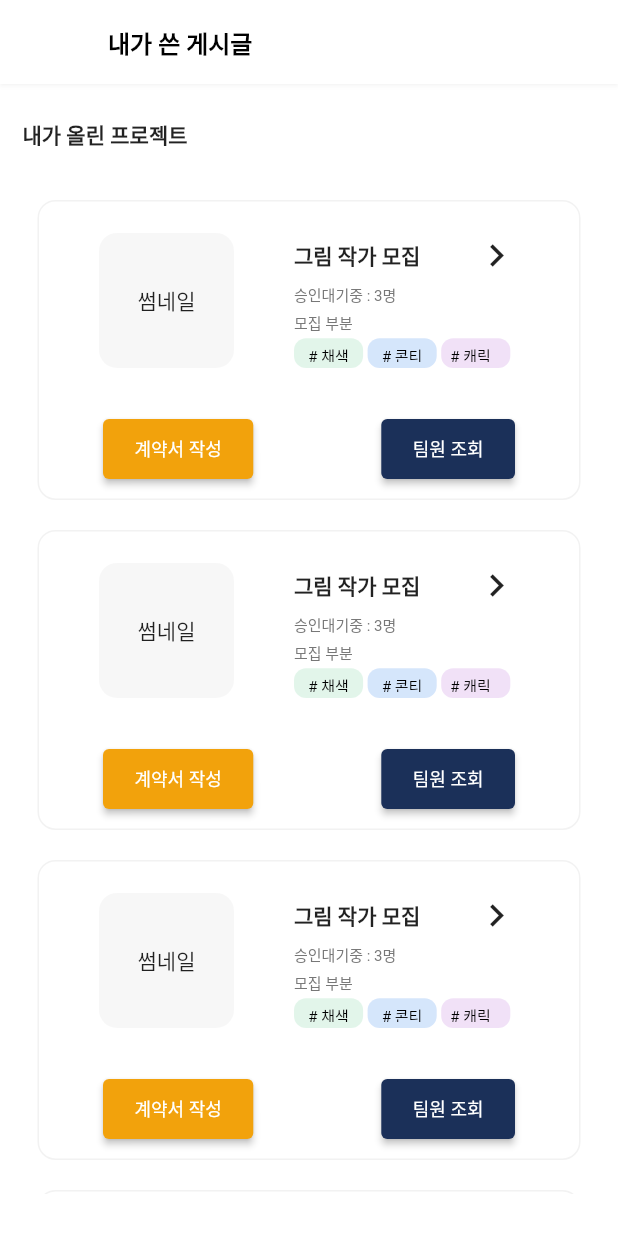
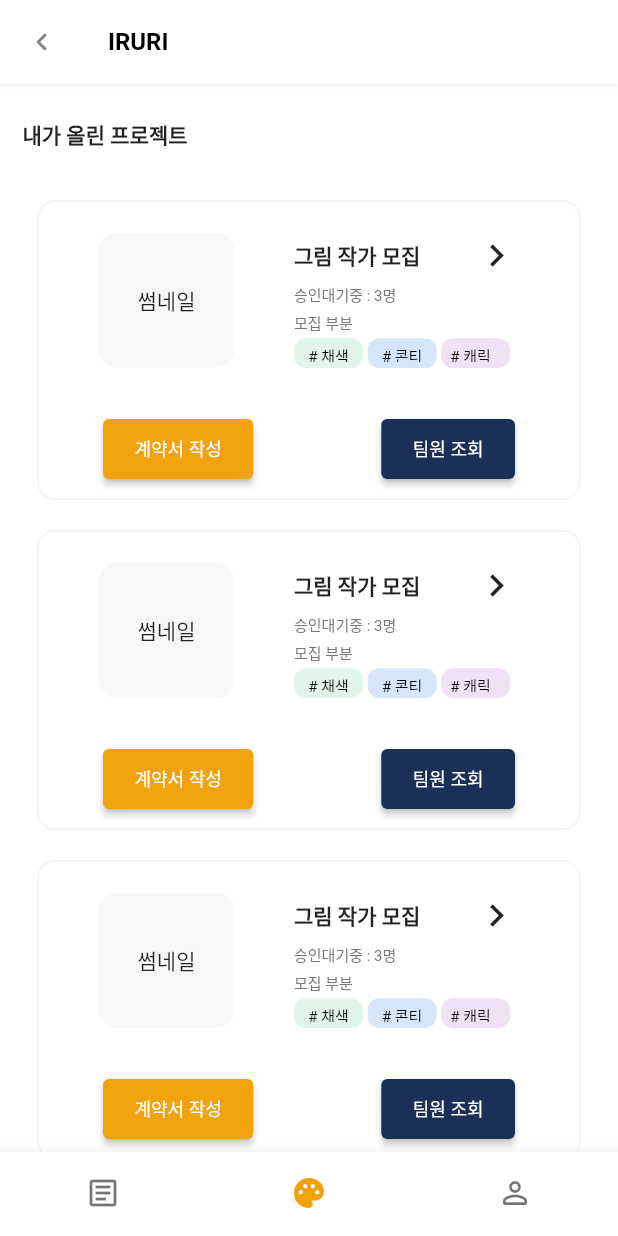
Before and after one commit to lRuRl/idea-concert, a Flutter app: the screen it shows after launch, item 2 of the bottom bar chosen, after a tap on the "chevron right" icon, on a phone screen of 412 x 824 dp. Run offline on Flutter 3.47's test engine with Material 2 defaults, Android fonts, the phone set to English and light mode, and no system bars; our stand-ins replace flutter_form_builder; network calls fail.

Commit message:
CustomRouter added. :arrow_right: using provider
custom routing is now available !

```diff
--- a/iruri/lib/main.dart
+++ b/iruri/lib/main.dart
@@ -1,9 +1,19 @@
 import 'package:flutter/material.dart';
+// provicer
+import 'package:iruri/provider.dart';
+import 'package:provider/provider.dart';
 // routes
 import 'package:iruri/routes.dart';
 
 void main() {
-  runApp(MyApp());
+  runApp(
+      // use provider !
+      MultiProvider(
+    providers: [
+      ChangeNotifierProvider(create: (context) => CustomRouter()),
+    ],
+    child: MyApp(),
+  ));
 }
 
 class MyApp extends StatelessWidget {
--- a/iruri/lib/pages/state/state_applylist.dart
+++ b/iruri/lib/pages/state/state_applylist.dart
@@ -25,7 +25,7 @@ class _ApplyListPageState extends State<ApplyListPage> {
   Widget build(BuildContext context) {
     return Scaffold(
         // APP BAR : Top of application
-        appBar: appBar(4),
+        //appBar: appBar(4),
         // body
         body: SingleChildScrollView(
             controller: scrollController,
--- a/iruri/lib/pages/state/state_myproject.dart
+++ b/iruri/lib/pages/state/state_myproject.dart
@@ -26,7 +26,8 @@ class _MyprojectPageState extends State<MyprojectPage> {
   Widget build(BuildContext context) {
     return Scaffold(
         // APP BAR : Top of application
-        appBar: appBar(3),
+        // appBar: appBar(3),
+
         // body
         body: SingleChildScrollView(
             controller: scrollController,
--- a/iruri/lib/pages/state/state_utils.dart
+++ b/iruri/lib/pages/state/state_utils.dart
@@ -1,7 +1,10 @@
 import 'package:flutter/material.dart';
 import 'package:iruri/components/component.dart';
+import 'package:iruri/provider.dart';
 import 'state_applylist.dart';
 import 'state_myproject.dart';
+// provider
+import 'package:provider/provider.dart';
 
 boxItem(int index, List<Container> items) {
   return Container(
@@ -160,6 +163,11 @@ Widget myList_vertical(List<Container> items) {
 }
 
 Widget applyProject(BuildContext context, List<Container> items) {
+
+  // provider
+  final routerReader = context.read<CustomRouter>();
+  final routerWatcher = context.watch<CustomRouter>();
+
   return Column(children: [
     Expanded(
         flex: 1,
@@ -169,11 +177,14 @@ Widget applyProject(BuildContext context, List<Container> items) {
             boldText("내가 지원한 프로젝트 "),
             IconButton(
               onPressed: () {
-                Navigator.push(
-                    context,
-                    MaterialPageRoute(
-                      builder: (BuildContext context) => ApplyListPage(),
-                    ));
+                // Navigator.push(
+                //     context,
+                //     MaterialPageRoute(
+                //       builder: (BuildContext context) => ApplyListPage(),
+                //     ));
+                // use Provider - updated 04.12.21 by seunghwanly
+                routerReader.navigateTo(
+                    routerWatcher.currentPage, '/state/applylist');
               },
               icon: Icon(Icons.chevron_right, size: 30),
             )
@@ -271,6 +282,11 @@ Widget listItemButton() {
 }
 
 Widget myProject(BuildContext context, List<Container> items) {
+
+  // provider
+  final routerReader = context.read<CustomRouter>();
+  final routerWatcher = context.watch<CustomRouter>();
+
   return Column(children: [
     Expanded(
         flex: 1,
@@ -279,13 +295,7 @@ Widget myProject(BuildContext context, List<Container> items) {
           children: [
             boldText("내가 올린 프로젝트 "),
             IconButton(
-              onPressed: () {
-                Navigator.push(
-                    context,
-                    MaterialPageRoute(
-                      builder: (BuildContext context) => MyprojectPage(),
-                    ));
-              },
+              onPressed: () => routerReader.navigateTo(routerWatcher.currentPage, '/state/myproject'),
               icon: Icon(Icons.chevron_right, size: 30),
             )
           ],
--- /dev/null
+++ b/iruri/lib/provider.dart
@@ -0,0 +1,22 @@
+import 'package:flutter/material.dart';
+
+class CustomRouter with ChangeNotifier {
+  int _tapIndex = 0;
+  String _currPage = '/';
+  String _prevPage = '/';
+
+  int get index => _tapIndex;
+  String get currentPage => _currPage;
+  String get prevPage => _prevPage;
+
+  void setIndex(int index) {
+    _tapIndex = index;
+    notifyListeners();
+  }
+
+  void navigateTo(String from, String dest) {
+    _prevPage = from;
+    _currPage = dest;
+    notifyListeners();
+  }
+}
--- a/iruri/lib/routes.dart
+++ b/iruri/lib/routes.dart
@@ -6,9 +6,12 @@ import 'package:iruri/components/typhography.dart';
 import 'package:iruri/pages/home/home.dart';
 import 'package:iruri/pages/personal/personal.dart';
 import 'package:iruri/pages/post_article.dart';
+import 'package:iruri/pages/state/state_applylist.dart';
+import 'package:iruri/pages/state/state_myproject.dart';
 import 'package:iruri/pages/state/state_projectlist.dart';
-import 'package:iruri/pages/state/state_myproject.dart';
-import 'package:iruri/pages/state/state_applylist.dart';
+// provider
+import 'package:iruri/provider.dart';
+import 'package:provider/provider.dart';
 
 // ignore: slash_for_doc_comments
 /**
@@ -24,15 +27,6 @@ class Routes extends StatefulWidget {
   _RoutesState createState() => _RoutesState();
 }
 
-// page route
-var page = [
-  {'name': '게시글', 'page': HomePage()},
-  {'name': '매칭현황', 'page': ProjectListPage()},
-  {'name': '내정보', 'page': PersonalPage()},
-  {'name': '내가 쓴 게시글', 'page': MyprojectPage()},
-  {'name': '지원한 게시글', 'page': ApplyListPage()},
-];
-
 class _RoutesState extends State<Routes> {
   // current page index
   var currentPageIndex;
@@ -43,31 +37,86 @@ class _RoutesState extends State<Routes> {
     currentPageIndex = 0;
   }
 
-  changePageIndex() {
-    setState(() {
-      currentPageIndex = 3;
-    });
-  }
+  var page = {
+    '/': HomePage(),
+    '/state': ProjectListPage(),
+    '/personal': PersonalPage(),
+    '/state/myproject': MyprojectPage(),
+    '/state/applylist': ApplyListPage()
+  };
 
   @override
   Widget build(BuildContext context) {
+
+    // provider
+    final routerWatcher = context.watch<CustomRouter>();
+
     return Scaffold(
         // APP BAR : Top of application
-        appBar: appBar(currentPageIndex),
+        appBar: appBar(context),
         // body
         body: GestureDetector(
             // used in keyboard dismiss and so on
             onTap: () => FocusScope.of(context).requestFocus(new FocusNode()),
             child: Container(
-              child: page[currentPageIndex]['page'],
+              // child: page[currentPageIndex]['page'],
+              // use Provier<CustomRouter>
+              child: page[routerWatcher.currentPage],
             )),
-        bottomNavigationBar: bottomNavigationBar());
+        bottomNavigationBar: bottomNavigationBar(context));
   }
+
+  /*
+   *  Flutter 에서 제공해주는 AppBar를 사용
+   *    탭 이동마다 맨 위 제목이 바뀌게 설정 - 2021.04.09
+   */
+  AppBar appBar(BuildContext context) {
+
+    // provider
+    final routerWatcher = context.watch<CustomRouter>();
+    final routerReader = context.read<CustomRouter>();
+
+    return AppBar(
+      // title: Text(page[currentPageIndex]['name'], style: appBarTitleTextStyle),
+      title: Text(
+        'IRURI',
+        style: appBarTitleTextStyle,
+      ),
+      backgroundColor: Colors.white,
+      shadowColor: themeLightGrayOpacity20,
+      elevation: 1.0, // less shadow
+      // '+' button : post new article
+      // 게시글 추가는 [홈]에서만 가능하게 하도록 삼항연산자로 구현
+      actions: <Widget>[
+        routerWatcher.index == 0
+            ? IconButton(
+                icon: Icon(Icons.add_circle_outline_rounded,
+                    color: themeGrayText),
+                // navigation to article form page
+                onPressed: () => Navigator.push(
+                    context, MaterialPageRoute(builder: (_) => PostArticle())),
+              )
+            : SizedBox() // SizedBox() 는 아무것도 없는 것을 의미합니다.
+      ],
+      // 2중으로 들어간 경우에는 뒤로가기 만들어주기
+      leading: routerWatcher.currentPage.split('/').length > 2
+            ? IconButton(
+              icon: Icon(Icons.keyboard_arrow_left_rounded, color: themeGrayText),
+              onPressed: () => routerReader.navigateTo(routerWatcher.currentPage, routerWatcher.prevPage),
+            )
+            : SizedBox(),
+    );
+  }
+
   /*
    *  Flutter 에서 제공해주는 BottomNavigationBar를 사용
    *  현재 각 label은 안보이게 설정하였음 - 2021.04.08
    */
-  BottomNavigationBar bottomNavigationBar() {
+  BottomNavigationBar bottomNavigationBar(BuildContext context) {
+    // provider
+    final routerReader = context.read<CustomRouter>();
+    final routerWatcher = context.watch<CustomRouter>();
+
     return BottomNavigationBar(
       backgroundColor: Colors.white,
       items: [
@@ -85,11 +134,27 @@ class _RoutesState extends State<Routes> {
             activeIcon: Icon(Icons.person),
             label: 'My')
       ],
+      // page index 변경
       onTap: (index) {
-        // page index 변경
-        setState(() {
-          currentPageIndex = index;
-        });
+        // set index
+        routerReader.setIndex(index);
+        // set name, the tap has changed -> new page
+        String path;
+        switch (index) {
+          case 0:
+            path = '/';
+            break;
+          case 1:
+            path = '/state';
+            break;
+          case 2:
+            path = '/personal';
+            break;
+          default:
+            break;
+        }
+        // save prev page and navigate to curr page
+        routerReader.navigateTo(routerWatcher.currentPage, path);
       },
       // hide all labels
       showSelectedLabels: false,
@@ -97,33 +162,8 @@ class _RoutesState extends State<Routes> {
       // Icon settings
       selectedItemColor: themeLightOrange,
       // set current index of page for selectedItemColor
-      currentIndex: currentPageIndex,
+      // used Provider - 2021.04.12
+      currentIndex: context.watch<CustomRouter>().index,
     );
   }
 }
-
-  /*
-   *  Flutter 에서 제공해주는 AppBar를 사용
-   *    탭 이동마다 맨 위 제목이 바뀌게 설정 - 2021.04.09
-   */
-AppBar appBar(int currentPageIndex) {
-  return AppBar(
-    title: Text(page[currentPageIndex]['name'], style: appBarTitleTextStyle),
-    backgroundColor: Colors.white,
-    shadowColor: themeLightGrayOpacity20,
-    elevation: 1.0, // less shadow
-    // '+' button : post new article
-    // 게시글 추가는 [홈]에서만 가능하게 하도록 삼항연산자로 구현
-    actions: <Widget>[
-      currentPageIndex == 0
-          ? IconButton(
-              icon:
-                  Icon(Icons.add_circle_outline_rounded, color: themeGrayText),
-              // navigation to article form page
-              // TODO : 새로운 게시글 등록 화면 이동
-              onPressed: () => print('add new article !'),
-            )
-          : SizedBox() // SizedBox() 는 아무것도 없는 것을 의미합니다.
-    ],
-  );
-}
--- a/iruri/pubspec.yaml
+++ b/iruri/pubspec.yaml
@@ -23,6 +23,7 @@ environment:
 dependencies:
   animations: ^2.0.0
   flutter_form_builder: ^5.0.0
+  provider: ^5.0.0
 
   flutter:
     sdk: flutter
```
Also changed, not shown: iruri/pubspec.lock.
